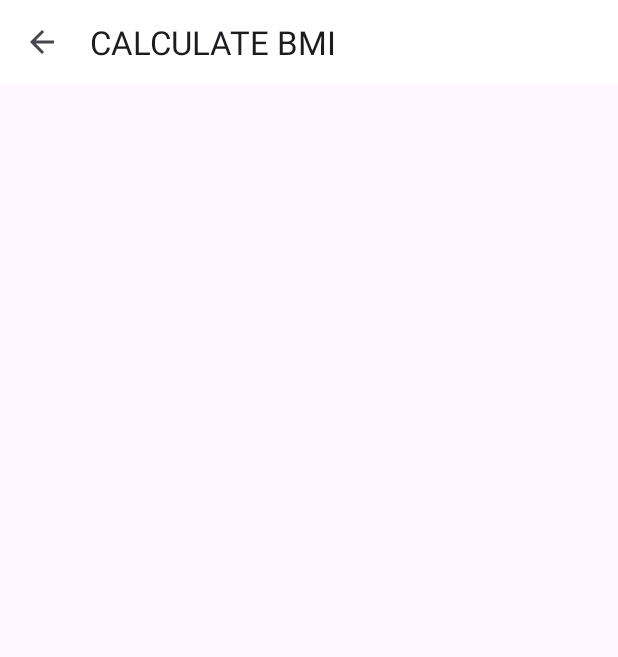
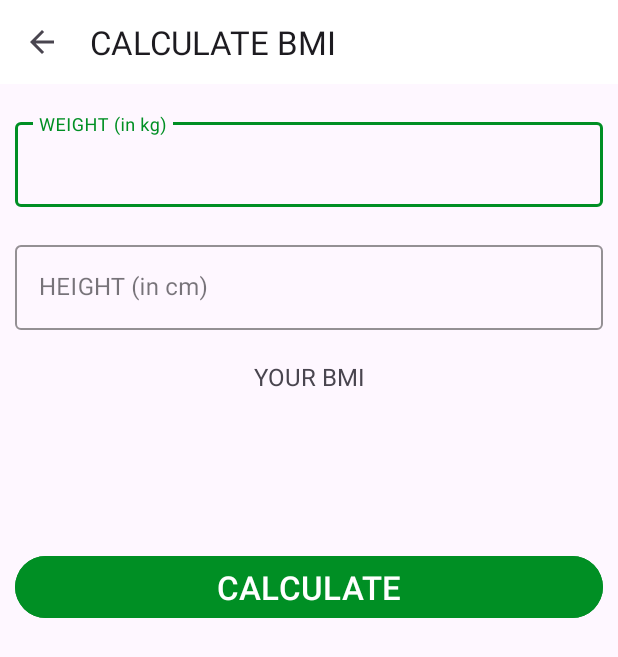
Before and after one commit to eminokumus1/7MinutesWorkoutApp, an Android app: the BMIActivity screen opened directly, with no data from a screen before it, on a phone screen of 412 x 824 dp. Shown: the top 657 px of the screen. Run offline under Robolectric (Android 15) with nearby library versions, the phone set to English and light mode, and no system bars.

Commit message:
BMIActivity UI design done.

```diff
--- a/app/src/main/res/layout/activity_bmi.xml
+++ b/app/src/main/res/layout/activity_bmi.xml
@@ -4,13 +4,117 @@
     xmlns:tools="http://schemas.android.com/tools"
     android:layout_width="match_parent"
     android:layout_height="match_parent"
-    android:orientation="vertical"
     tools:context=".bmi.BMIActivity">
 
     <androidx.appcompat.widget.Toolbar
         android:id="@+id/bmiToolbar"
         android:layout_width="match_parent"
         android:layout_height="?android:attr/actionBarSize"
-        android:background="@color/white"/>
+        android:background="@color/white" />
+
+    <com.google.android.material.textfield.TextInputLayout
+        android:id="@+id/weightInputLayout"
+        style="@style/Widget.MaterialComponents.TextInputLayout.OutlinedBox"
+        android:layout_width="match_parent"
+        android:layout_height="wrap_content"
+        android:layout_below="@id/bmiToolbar"
+        android:layout_marginStart="10dp"
+        android:layout_marginTop="20dp"
+        android:layout_marginEnd="10dp"
+        android:hint="@string/weight_hint"
+        app:boxStrokeColor="@color/colorAccent"
+        app:hintTextColor="@color/colorAccent">
+
+        <com.google.android.material.textfield.TextInputEditText
+            android:id="@+id/weightInputText"
+            android:layout_width="match_parent"
+            android:layout_height="wrap_content"
+            android:inputType="numberDecimal"
+            android:textSize="16sp" />
+
+    </com.google.android.material.textfield.TextInputLayout>
+
+    <com.google.android.material.textfield.TextInputLayout
+        android:id="@+id/heightInputLayout"
+        style="@style/Widget.MaterialComponents.TextInputLayout.OutlinedBox"
+        android:layout_width="match_parent"
+        android:layout_height="wrap_content"
+        android:layout_below="@id/weightInputLayout"
+        android:layout_marginStart="10dp"
+        android:layout_marginTop="20dp"
+        android:layout_marginEnd="10dp"
+        android:hint="@string/height_hint"
+        app:boxStrokeColor="@color/colorAccent"
+        app:hintTextColor="@color/colorAccent">
+
+        <com.google.android.material.textfield.TextInputEditText
+            android:id="@+id/heightInputText"
+            android:layout_width="match_parent"
+            android:layout_height="wrap_content"
+            android:inputType="numberDecimal"
+            android:textSize="16sp" />
+
+    </com.google.android.material.textfield.TextInputLayout>
+
+    <LinearLayout
+        android:id="@+id/resultLinearLayout"
+        android:layout_width="match_parent"
+        android:layout_height="wrap_content"
+        android:layout_below="@id/heightInputLayout"
+        android:layout_marginStart="10dp"
+        android:layout_marginEnd="10dp"
+        android:layout_marginTop="20dp"
+        android:orientation="vertical">
+
+        <TextView
+            android:id="@+id/yourBMIText"
+            android:layout_width="match_parent"
+            android:layout_height="wrap_content"
+            android:gravity="center"
+            android:text="@string/your_bmi"
+            android:textSize="16sp" />
+
+        <TextView
+            android:id="@+id/bmiValueText"
+            android:layout_width="match_parent"
+            android:layout_height="wrap_content"
+            android:layout_marginTop="5dp"
+            android:gravity="center"
+            android:textSize="18sp"
+            android:textStyle="bold"
+            tools:text="15.00" />
+
+        <TextView
+            android:id="@+id/bmiTypeText"
+            android:layout_width="match_parent"
+            android:layout_height="wrap_content"
+            android:layout_marginTop="5dp"
+            android:gravity="center"
+            android:textSize="16sp"
+            tools:text="Normal" />
+
+        <TextView
+            android:id="@+id/descriptionText"
+            android:layout_width="match_parent"
+            android:layout_height="wrap_content"
+            android:layout_marginTop="5dp"
+            android:gravity="center"
+            android:textSize="16sp"
+            tools:text="This is ideal" />
+
+
+    </LinearLayout>
+
+    <Button
+        android:id="@+id/calculateButton"
+        android:layout_width="match_parent"
+        android:layout_height="wrap_content"
+        android:layout_below="@id/resultLinearLayout"
+        android:layout_marginStart="10dp"
+        android:layout_marginTop="20dp"
+        android:layout_marginEnd="10dp"
+        android:backgroundTint="@color/colorAccent"
+        android:text="@string/calculate"
+        android:textSize="22sp" />
 
 </RelativeLayout>
--- a/app/src/main/res/values/strings.xml
+++ b/app/src/main/res/values/strings.xml
@@ -14,4 +14,8 @@
     <string name="warningTitleText">Are you sure?</string>
     <string name="calculator">Calculator</string>
     <string name="bmi">BMI</string>
+    <string name="weight_hint">WEIGHT (in kg)</string>
+    <string name="height_hint">HEIGHT (in cm)</string>
+    <string name="calculate">CALCULATE</string>
+    <string name="your_bmi">YOUR BMI</string>
 </resources>
```
